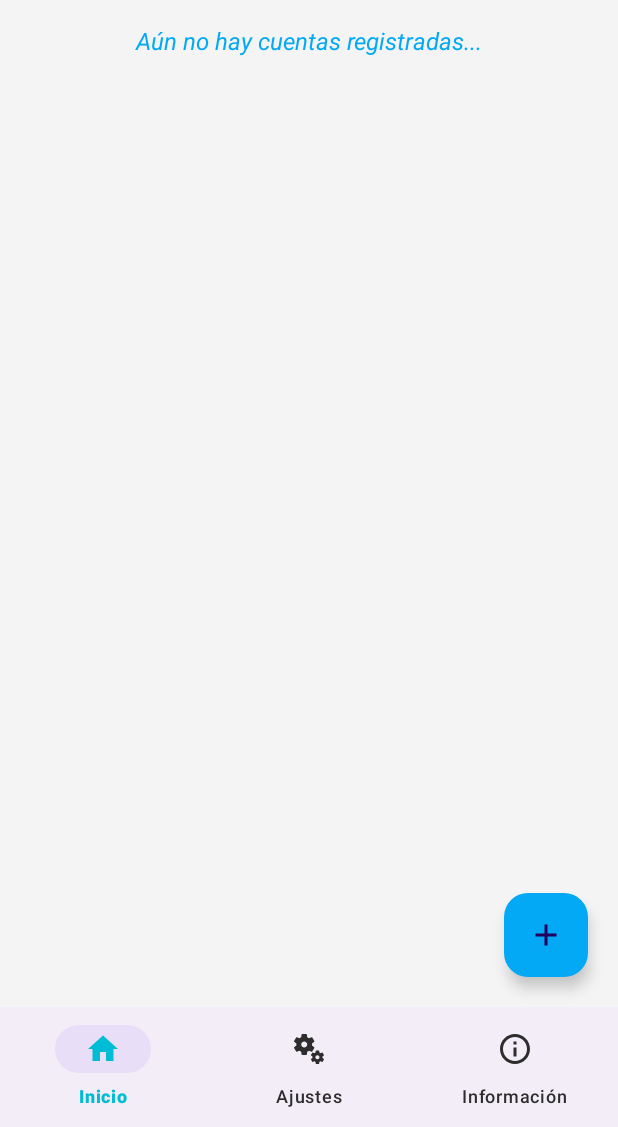
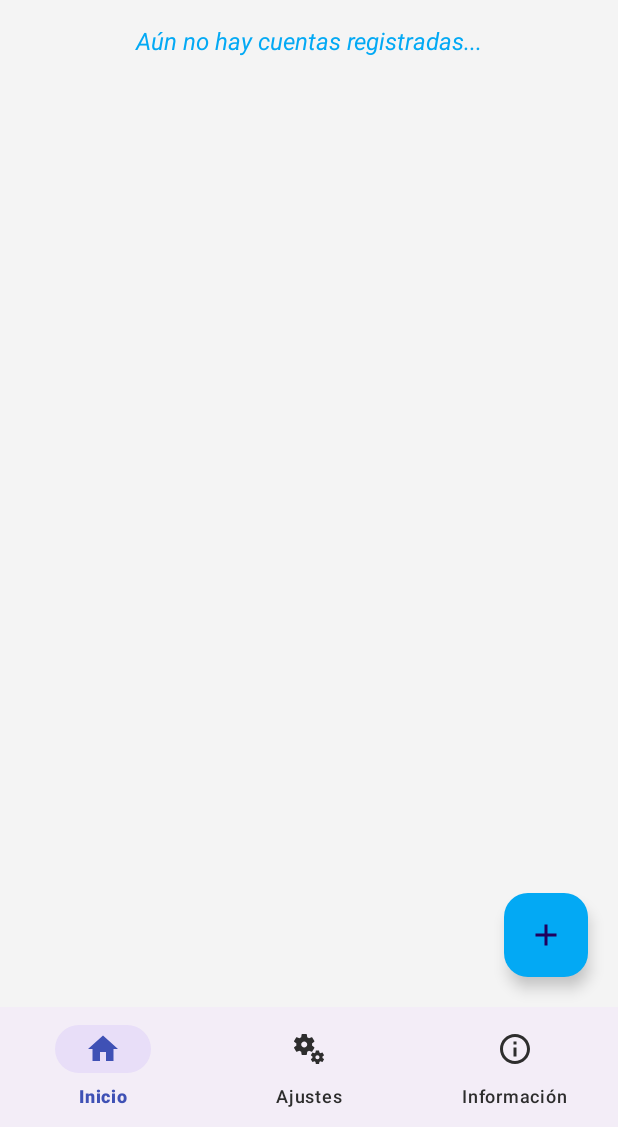
Before and after one commit to Ever-VC/DataCloudSV, an Android app: the screen it shows after launch (HomeActivity), on a phone screen of 412 x 824 dp, the part 109-1236 px from its top. Run offline under Robolectric (Android 15) with nearby library versions, the phone set to English and light mode, and no system bars; our stand-ins replace Room's generated code.

Commit message:
:bricks: desing: Cambio de color en los items seleccionados del menu principal

```diff
--- a/app/src/main/res/color-night/navigation_bottom_items_color.xml
+++ b/app/src/main/res/color-night/navigation_bottom_items_color.xml
@@ -1,5 +1,5 @@
 <?xml version="1.0" encoding="utf-8"?>
 <selector xmlns:android="http://schemas.android.com/apk/res/android">
-    <item android:color="@color/teal" android:state_checked="true" />
+    <item android:color="@color/blue" android:state_checked="true" />
     <item android:color="@color/white"/>
 </selector>
--- a/app/src/main/res/color/navigation_bottom_items_color.xml
+++ b/app/src/main/res/color/navigation_bottom_items_color.xml
@@ -1,5 +1,5 @@
 <?xml version="1.0" encoding="utf-8"?>
 <selector xmlns:android="http://schemas.android.com/apk/res/android">
-    <item android:color="@color/teal" android:state_checked="true" />
+    <item android:color="@color/dark_blue" android:state_checked="true" />
     <item android:color="@color/dark_gray"/>
 </selector>
```
